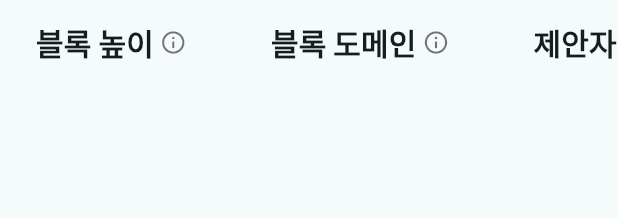
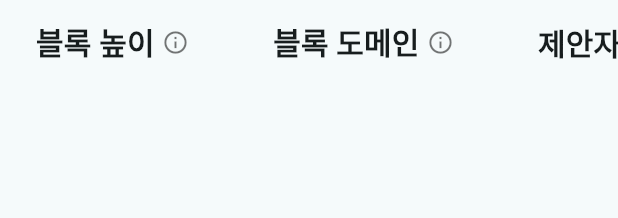
Before and after one commit to ahn7946/vote-explorer, a Flutter app: the BlockDatatable widget shown alone on an empty page, opened directly with empty values, on a phone screen of 412 x 824 dp. Shown: the top 218 px of the screen. Run offline on Flutter 3.47's test engine with Material 3 defaults, Android fonts, the phone set to English and light mode, and no system bars; our stand-ins replace dio, logger; missing offline and left inert: code_highlight_view; network calls fail.

Commit message:
chore: font 용량 축소

```diff
--- a/lib/main.dart
+++ b/lib/main.dart
@@ -24,7 +24,6 @@ class MyApp extends StatelessWidget {
       scrollBehavior: MyCustomScrollBehavior(),
       // title: 'Flutter Demo',
       theme: ThemeData(
-        fontFamily: 'NotoSansKR',
         textTheme: const TextTheme(
           titleMedium: TextStyle(fontSize: 20),
           bodyMedium: TextStyle(fontSize: 16),
--- a/lib/widget/block_datatable.dart
+++ b/lib/widget/block_datatable.dart
@@ -97,7 +97,7 @@ class BlockDatatable extends StatelessWidget {
                     _columnLabels[i],
                     style: AppTextStyle.dataColumn,
                   ),
-                  const SizedBox(width: 4),
+                  const SizedBox(width: 5),
                   ColumnTooltip(
                     title: _columnTooltips[i]["title"]!,
                     content: _columnTooltips[i]["content"]!,
```
Also changed, not shown: pubspec.yaml (+4 -37 lines), assets/fonts/JetBrainsMono-Bold.ttf (deleted), assets/fonts/JetBrainsMono-ExtraBold.ttf (deleted), assets/fonts/JetBrainsMono-ExtraLight.ttf (deleted), assets/fonts/JetBrainsMono-Light.ttf (deleted), assets/fonts/JetBrainsMono-Medium.ttf (deleted), assets/fonts/JetBrainsMono-Regular.ttf (deleted), assets/fonts/JetBrainsMono-SemiBold.ttf (deleted), assets/fonts/JetBrainsMono-Thin.ttf (deleted), assets/fonts/JetBrainsMono-wght.ttf (added), 1 other file.
